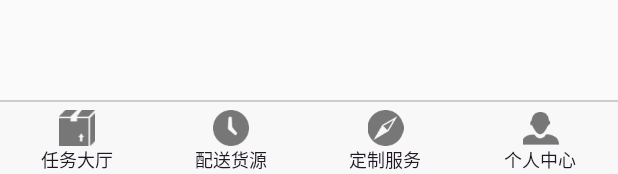
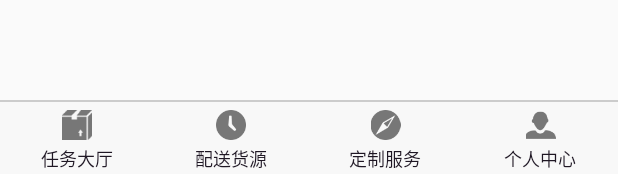
Before and after one commit to AndyYan1010/mine_like_ymm, an Android app: the layout activity_main.xml on its own in the app's theme, with its tools: preview values and no code run, on a phone screen of 412 x 824 dp. Shown: the part 1059-1233 px from the top of the screen. Run offline under Robolectric (Android 15) with nearby library versions, the light colour scheme and no system bars.

Commit message:
some change

```diff
--- a/app/src/main/res/layout/activity_main.xml
+++ b/app/src/main/res/layout/activity_main.xml
@@ -37,13 +37,14 @@
             <ImageView
                 android:id="@+id/iv_menu_0"
                 android:layout_width="match_parent"
-                android:layout_height="24dp"
+                android:layout_height="20dp"
                 android:src="@drawable/bt_menu_0_select"/>
 
             <TextView
                 android:id="@+id/tv_menu_0"
                 android:layout_width="wrap_content"
                 android:layout_height="wrap_content"
+                android:layout_marginTop="3dp"
                 android:text="任务大厅"
                 android:textColor="@color/lin_black"
                 android:textSize="12sp"/>
@@ -60,13 +61,14 @@
             <ImageView
                 android:id="@+id/iv_menu_1"
                 android:layout_width="match_parent"
-                android:layout_height="24dp"
+                android:layout_height="20dp"
                 android:src="@drawable/bt_menu_1_select"/>
 
             <TextView
                 android:id="@+id/tv_menu_1"
                 android:layout_width="wrap_content"
                 android:layout_height="wrap_content"
+                android:layout_marginTop="3dp"
                 android:text="配送货源"
                 android:textColor="@color/lin_black"
                 android:textSize="12sp"/>
@@ -83,13 +85,14 @@
             <ImageView
                 android:id="@+id/iv_menu_2"
                 android:layout_width="match_parent"
-                android:layout_height="24dp"
+                android:layout_height="20dp"
                 android:src="@drawable/bt_menu_2_select"/>
 
             <TextView
                 android:id="@+id/tv_menu_2"
                 android:layout_width="wrap_content"
                 android:layout_height="wrap_content"
+                android:layout_marginTop="3dp"
                 android:text="定制服务"
                 android:textColor="@color/lin_black"
                 android:textSize="12sp"/>
@@ -106,13 +109,14 @@
             <ImageView
                 android:id="@+id/iv_menu_3"
                 android:layout_width="match_parent"
-                android:layout_height="24dp"
+                android:layout_height="20dp"
                 android:src="@drawable/bt_menu_3_select"/>
 
             <TextView
                 android:id="@+id/tv_menu_3"
                 android:layout_width="wrap_content"
                 android:layout_height="wrap_content"
+                android:layout_marginTop="3dp"
                 android:text="个人中心"
                 android:textColor="@color/lin_black"
                 android:textSize="12sp"/>
--- a/app/src/main/res/layout/first_actiivty.xml
+++ b/app/src/main/res/layout/first_actiivty.xml
@@ -13,8 +13,7 @@
         android:layout_marginTop="120dp"
         android:minHeight="100dp"
         android:minWidth="200dp"
-        android:scaleType="centerCrop"
-        android:src="@drawable/company_logo"/>
+        android:src="@mipmap/ic_launcher"/>
 
     <TextView
         android:id="@+id/tv_new"
--- a/app/src/main/res/values/strings.xml
+++ b/app/src/main/res/values/strings.xml
@@ -1,3 +1,3 @@
 <resources>
-    <string name="app_name">truck_broker</string>
+    <string name="app_name">TruckBroker</string>
 </resources>
```
Also changed, not shown: app/src/main/java/com/bt/smart/truck_broker/fragment/home/Home_F.java (+10 -17 lines), app/src/main/java/com/bt/smart/truck_broker/utils/ToastUtils.java (+2 -5 lines).
